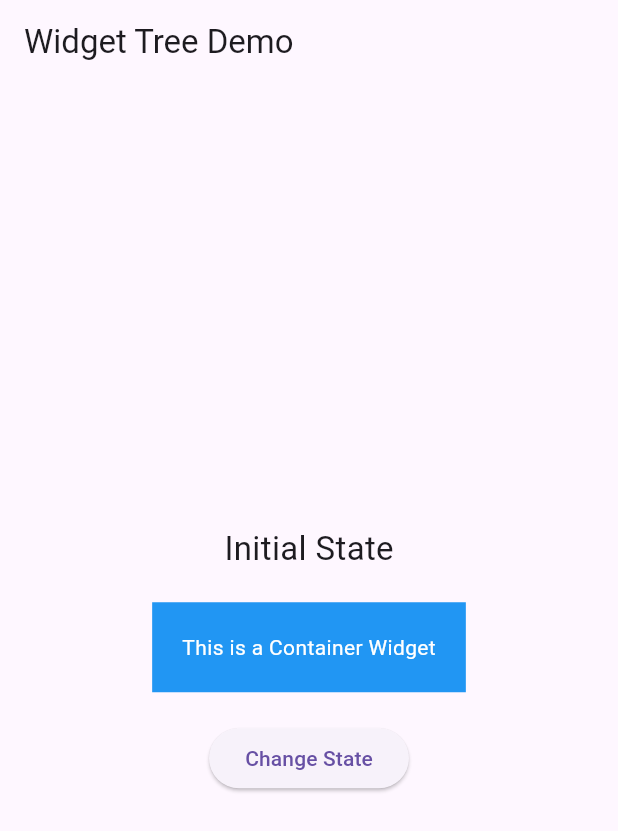
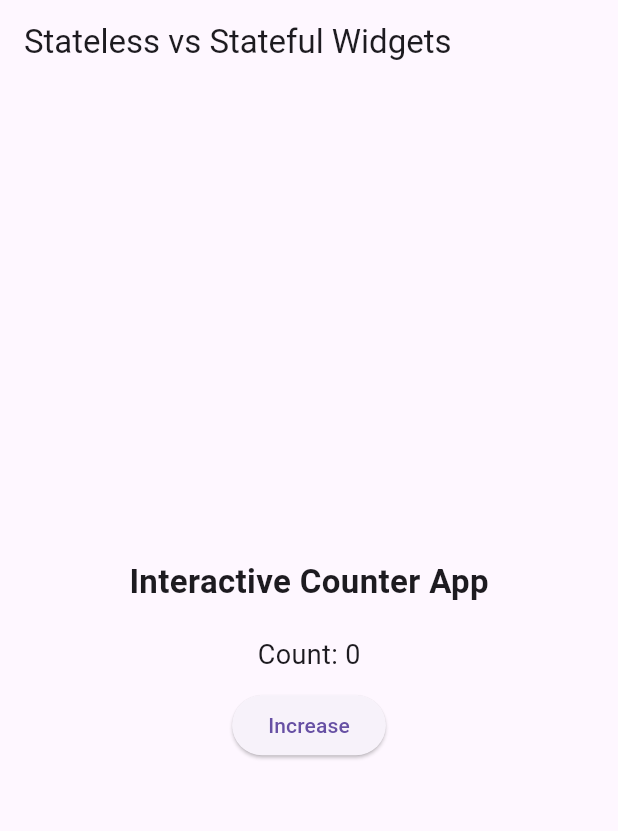
Before and after one commit to kalviumcommunity/S86-0126-Asgardians-Building-Smart-Mobile-Experiences-With-Flutter-And-Firebase-CraftConnect, a Flutter app: the screen it shows after launch, on a phone screen of 412 x 824 dp. Shown: the top 831 px of the screen. Run offline on Flutter 3.47's test engine with Material 3 defaults, Android fonts, the phone set to English and light mode, and no system bars; our stand-ins replace cloud_firestore, firebase_auth, firebase_core; accounts and stored records are empty.

Commit message:
feat: implemented demo showing stateless and stateful widgets

```diff
--- a/craftconnect/lib/main.dart
+++ b/craftconnect/lib/main.dart
@@ -2,9 +2,7 @@ import 'package:flutter/material.dart';
 import 'package:firebase_core/firebase_core.dart';
 
 import 'firebase_options.dart';
-import 'screens/login_screen.dart';
-import 'screens/widget_tree_demo.dart';
-
+import 'screens/stateless_stateful_demo.dart'; // ✅ Module 2 screen
 
 void main() async {
   WidgetsFlutterBinding.ensureInitialized();
@@ -25,7 +23,7 @@ class CraftConnectApp extends StatelessWidget {
       theme: ThemeData(
         primarySwatch: Colors.teal,
       ),
-      home: const WidgetTreeDemo(),
+      home: const DemoScreen(), // ✅ Stateless vs Stateful demo
     );
   }
 }
--- /dev/null
+++ b/craftconnect/lib/screens/stateless_stateful_demo.dart
@@ -0,0 +1,82 @@
+import 'package:flutter/material.dart';
+
+/// ----------------------------
+/// Stateless Widget
+/// ----------------------------
+class HeaderText extends StatelessWidget {
+  const HeaderText({super.key});
+
+  @override
+  Widget build(BuildContext context) {
+    return const Text(
+      'Interactive Counter App',
+      style: TextStyle(
+        fontSize: 22,
+        fontWeight: FontWeight.bold,
+      ),
+    );
+  }
+}
+
+/// ----------------------------
+/// Stateful Widget
+/// ----------------------------
+class CounterWidget extends StatefulWidget {
+  const CounterWidget({super.key});
+
+  @override
+  State<CounterWidget> createState() => _CounterWidgetState();
+}
+
+class _CounterWidgetState extends State<CounterWidget> {
+  int count = 0;
+
+  void increment() {
+    setState(() {
+      count++;
+    });
+  }
+
+  @override
+  Widget build(BuildContext context) {
+    return Column(
+      children: [
+        Text(
+          'Count: $count',
+          style: const TextStyle(fontSize: 18),
+        ),
+        const SizedBox(height: 10),
+        ElevatedButton(
+          onPressed: increment,
+          child: const Text('Increase'),
+        ),
+      ],
+    );
+  }
+}
+
+/// ----------------------------
+/// Main Screen (Uses both)
+/// ----------------------------
+class DemoScreen extends StatelessWidget {
+  const DemoScreen({super.key});
+
+  @override
+  Widget build(BuildContext context) {
+    return Scaffold(
+      appBar: AppBar(
+        title: const Text('Stateless vs Stateful Widgets'),
+      ),
+      body: Center(
+        child: Column(
+          mainAxisAlignment: MainAxisAlignment.center,
+          children: const [
+            HeaderText(),      // Stateless widget
+            SizedBox(height: 20),
+            CounterWidget(),   // Stateful widget
+          ],
+        ),
+      ),
+    );
+  }
+}
```
